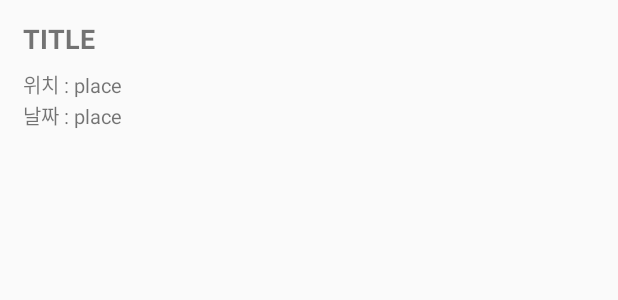
After one commit to dudwls901/Rickshaw_Offerer, an Android app: the layout work_list_custom2.xml on its own in the app's theme, with its tools: preview values and no code run, on a phone screen of 412 x 824 dp. The commit adds this screen. Shown: the top 300 px of the screen. Run offline under Robolectric (Android 15) with nearby library versions, the phone set to English and light mode, and no system bars.

Commit message:
인력관리(현장목록)

```diff
--- a/app/src/main/java/kr/co/ilg/activity/workermanage/FieldListActivity.java
+++ b/app/src/main/java/kr/co/ilg/activity/workermanage/FieldListActivity.java
@@ -7,6 +7,7 @@ import android.view.MenuItem;
 
 import androidx.annotation.NonNull;
 import androidx.annotation.Nullable;
+import androidx.appcompat.app.AppCompatActivity;
 
 import com.example.capstone2.R;
 import com.google.android.material.bottomnavigation.BottomNavigationView;
@@ -14,7 +15,7 @@ import com.google.android.material.bottomnavigation.BottomNavigationView;
 import kr.co.ilg.activity.findwork.MainActivity;
 import kr.co.ilg.activity.mypage.MypageMainActivity;
 
-public class FieldListActivity extends Activity {
+public class FieldListActivity extends AppCompatActivity {
     Intent intent;
     BottomNavigationView bottomNavigationView;
     @Override
--- /dev/null
+++ b/app/src/main/res/layout/work_list_custom2.xml
@@ -0,0 +1,73 @@
+<?xml version="1.0" encoding="utf-8"?>
+<androidx.constraintlayout.widget.ConstraintLayout
+    xmlns:android="http://schemas.android.com/apk/res/android"
+    android:layout_width="match_parent"
+    android:layout_height="wrap_content"
+    xmlns:app="http://schemas.android.com/apk/res-auto"
+    android:orientation="horizontal"
+    >
+    <LinearLayout
+        android:layout_width="match_parent"
+        android:layout_height="wrap_content"
+        app:layout_constraintTop_toTopOf="parent"
+        app:layout_constraintLeft_toLeftOf="parent"
+        android:orientation="vertical"
+
+    >
+
+        <TextView
+            android:layout_width="wrap_content"
+            android:layout_height="wrap_content"
+            android:layout_marginTop="13dp"
+            android:layout_marginLeft="15dp"
+            android:text="TITLE "
+            android:textStyle="bold"
+            android:textSize="18dp"
+           />
+
+
+    <LinearLayout
+        android:layout_width="wrap_content"
+        android:layout_height="wrap_content"
+        android:orientation="horizontal"
+        >
+    <TextView
+            android:layout_width="wrap_content"
+            android:layout_height="wrap_content"
+            android:layout_marginTop="8dp"
+            android:layout_marginLeft="15dp"
+            android:text="위치 : "
+            android:textSize="13dp"
+            />
+        <TextView
+            android:layout_width="wrap_content"
+            android:layout_height="wrap_content"
+            android:layout_marginTop="8dp"
+
+            android:text="place"
+            android:textSize="13dp"
+            />
+    </LinearLayout>
+        <LinearLayout
+            android:layout_width="wrap_content"
+            android:layout_height="wrap_content"
+            android:orientation="horizontal"
+            >
+            <TextView
+                android:layout_width="wrap_content"
+                android:layout_height="wrap_content"
+                android:layout_marginLeft="15dp"
+                android:text="날짜 : "
+                android:textSize="13dp"
+                />
+            <TextView
+                android:layout_width="wrap_content"
+                android:layout_height="wrap_content"
+                android:text="place"
+                android:textSize="13dp"
+                />
+        </LinearLayout>
+    </LinearLayout>
+
+
+</androidx.constraintlayout.widget.ConstraintLayout>
```
